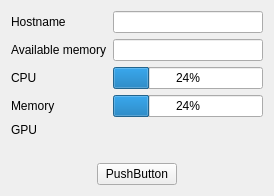
Old version of the form ui/monitor.ui in the repository lunarc/gfxlauncher.
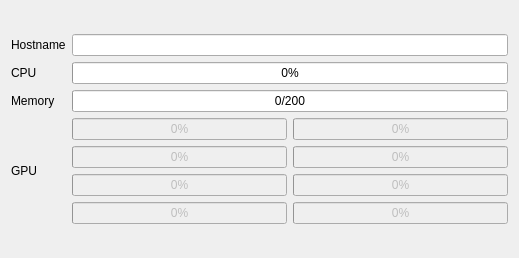
New version of the form.

Commit message: Added new monitor window and gfxstat command.

What changed in the file:
```diff
--- a/ui/monitor.ui
+++ b/ui/monitor.ui
@@ -6,8 +6,8 @@
    <rect>
     <x>0</x>
     <y>0</y>
-    <width>274</width>
-    <height>196</height>
+    <width>519</width>
+    <height>258</height>
    </rect>
   </property>
   <property name="windowTitle">
@@ -33,20 +33,6 @@
         </widget>
        </item>
        <item row="1" column="0">
-        <widget class="QLabel" name="label_4">
-         <property name="text">
-          <string>Available memory</string>
-         </property>
-        </widget>
-       </item>
-       <item row="1" column="1">
-        <widget class="QLineEdit" name="lineEdit_2">
-         <property name="readOnly">
-          <bool>true</bool>
-         </property>
-        </widget>
-       </item>
-       <item row="2" column="0">
         <widget class="QLabel" name="label">
          <property name="text">
           <string>CPU</string>
@@ -54,82 +40,122 @@
         </widget>
        </item>
        <item row="2" column="1">
-        <widget class="QProgressBar" name="progressBar">
+        <widget class="QProgressBar" name="progressMemory">
+         <property name="maximum">
+          <number>200</number>
+         </property>
          <property name="value">
-          <number>24</number>
+          <number>0</number>
          </property>
+         <property name="format">
+          <string>%v/%m</string>
+         </property>
         </widget>
        </item>
-       <item row="3" column="0">
+       <item row="1" column="1">
+        <widget class="QProgressBar" name="progressCPU">
+         <property name="value">
+          <number>0</number>
+         </property>
+        </widget>
+       </item>
+       <item row="2" column="0">
         <widget class="QLabel" name="label_2">
          <property name="text">
           <string>Memory</string>
          </property>
         </widget>
        </item>
-       <item row="3" column="1">
-        <widget class="QProgressBar" name="progressBar_2">
-         <property name="value">
-          <number>24</number>
-         </property>
-        </widget>
-       </item>
-       <item row="4" column="0">
+       <item row="3" column="0">
         <widget class="QLabel" name="label_3">
          <property name="text">
           <string>GPU</string>
          </property>
         </widget>
        </item>
-      </layout>
-     </item>
-     <item>
-      <spacer name="verticalSpacer">
-       <property name="orientation">
-        <enum>Qt::Vertical</enum>
-       </property>
-       <property name="sizeHint" stdset="0">
-        <size>
-         <width>20</width>
-         <height>40</height>
-        </size>
-       </property>
-      </spacer>
-     </item>
-     <item>
-      <layout class="QHBoxLayout" name="horizontalLayout">
-       <item>
-        <spacer name="horizontalSpacer">
-         <property name="orientation">
-          <enum>Qt::Horizontal</enum>
-         </property>
-         <property name="sizeHint" stdset="0">
-          <size>
-           <width>40</width>
-           <height>20</height>
-          </size>
-         </property>
-        </spacer>
-       </item>
-       <item>
-        <widget class="QPushButton" name="pushButton">
-         <property name="text">
-          <string>PushButton</string>
-         </property>
-        </widget>
-       </item>
-       <item>
-        <spacer name="horizontalSpacer_2">
-         <property name="orientation">
-          <enum>Qt::Horizontal</enum>
-         </property>
-         <property name="sizeHint" stdset="0">
-          <size>
-           <width>40</width>
-           <height>20</height>
-          </size>
-         </property>
-        </spacer>
+       <item row="3" column="1">
+        <layout class="QGridLayout" name="gridLayout_2">
+         <item row="0" column="0">
+          <widget class="QProgressBar" name="progressGPU1">
+           <property name="enabled">
+            <bool>false</bool>
+           </property>
+           <property name="value">
+            <number>0</number>
+           </property>
+          </widget>
+         </item>
+         <item row="0" column="1">
+          <widget class="QProgressBar" name="progressGPU2">
+           <property name="enabled">
+            <bool>false</bool>
+           </property>
+           <property name="value">
+            <number>0</number>
+           </property>
+          </widget>
+         </item>
+         <item row="1" column="0">
+          <widget class="QProgressBar" name="progressGPU3">
+           <property name="enabled">
+            <bool>false</bool>
+           </property>
+           <property name="value">
+            <number>0</number>
+           </property>
+          </widget>
+         </item>
+         <item row="1" column="1">
+          <widget class="QProgressBar" name="progressGPU4">
+           <property name="enabled">
+            <bool>false</bool>
+           </property>
+           <property name="value">
+            <number>0</number>
+           </property>
+          </widget>
+         </item>
+         <item row="2" column="0">
+          <widget class="QProgressBar" name="progressGPU5">
+           <property name="enabled">
+            <bool>false</bool>
+           </property>
+           <property name="value">
+            <number>0</number>
+           </property>
+          </widget>
+         </item>
+         <item row="2" column="1">
+          <widget class="QProgressBar" name="progressGPU6">
+           <property name="enabled">
+            <bool>false</bool>
+           </property>
+           <property name="value">
+            <number>0</number>
+           </property>
+          </widget>
+         </item>
+         <item row="3" column="0">
+          <widget class="QProgressBar" name="progressGPU7">
+           <property name="enabled">
+            <bool>false</bool>
+           </property>
+           <property name="value">
+            <number>0</number>
+           </property>
+          </widget>
+         </item>
+         <item row="3" column="1">
+          <widget class="QProgressBar" name="progressGPU8">
+           <property name="enabled">
+            <bool>false</bool>
+           </property>
+           <property name="value">
+            <number>0</number>
+           </property>
+          </widget>
+         </item>
+        </layout>
        </item>
       </layout>
      </item>
```
Left out of the diff: 2 changed lines with no effect on the pictures. The commit also changes 2 other files.
